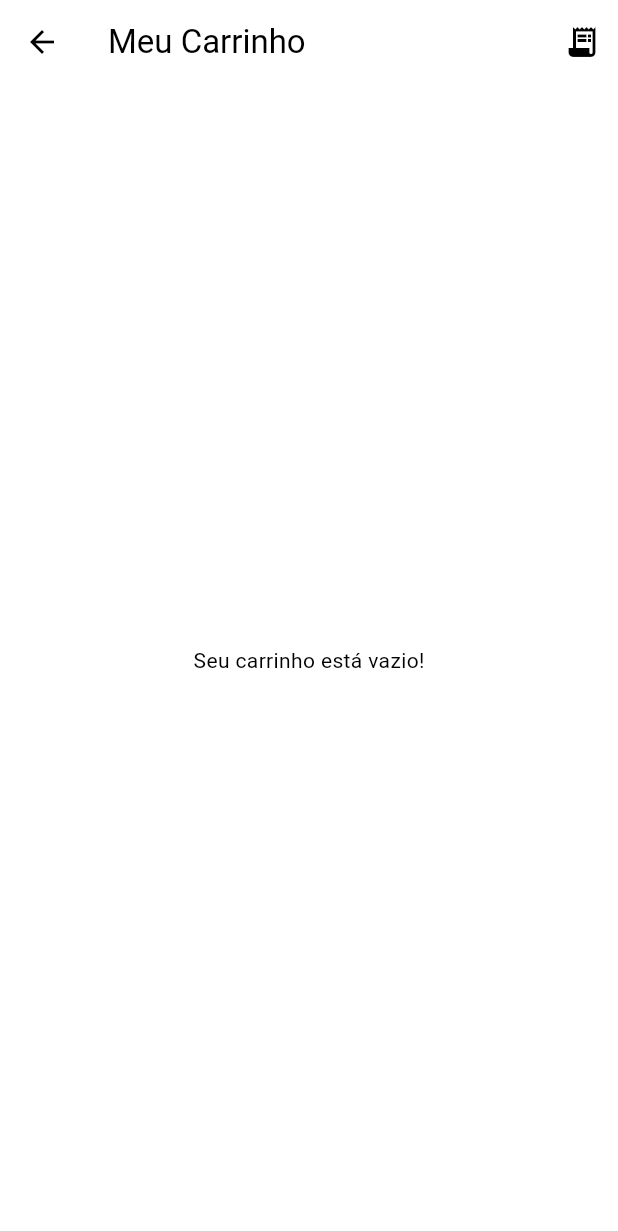
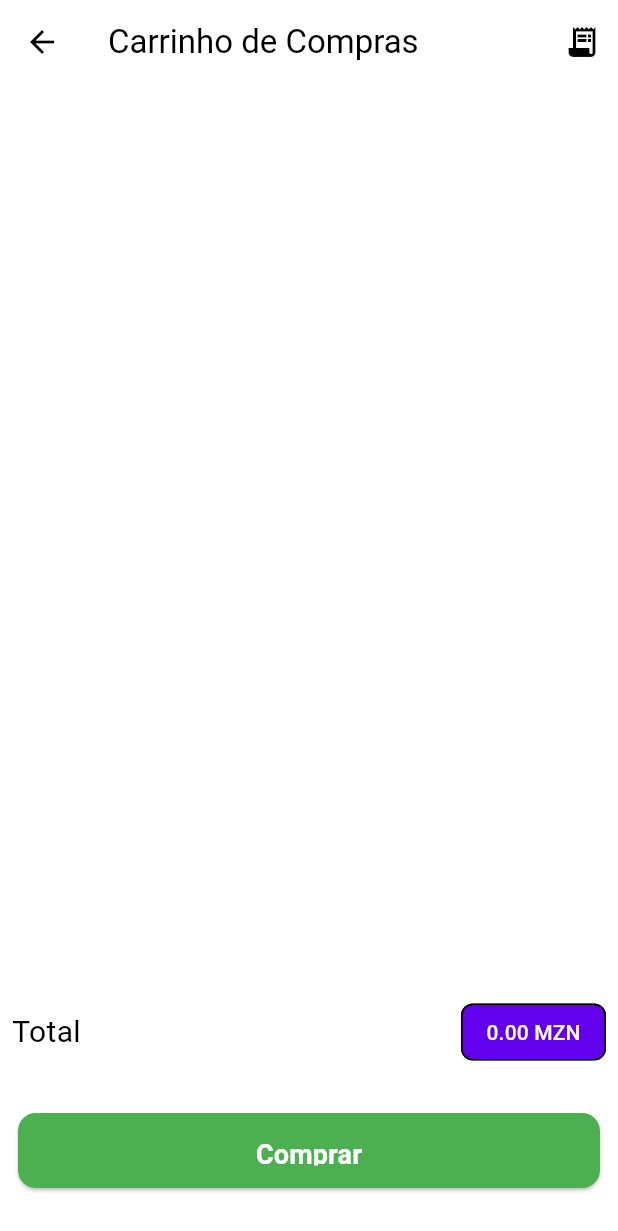
Before and after one commit to restenPiz/healthClick_app, a Flutter app: the Cart screen opened directly, on a phone screen of 412 x 824 dp. Shown: the top 1231 px of the screen. Run offline on Flutter 3.47's test engine with Material 3 defaults, Android fonts, the phone set to English and light mode, and no system bars; our stand-ins replace custom_refresh_indicator, firebase_auth, firebase_core, geolocator, getwidget, google_maps_flutter and 3 more; missing offline and left inert: laravel_echo; accounts and stored records are empty.

Commit message:
Doing some updates in the app

```diff
--- a/healthclick_app/lib/screens/cart/Cart.dart
+++ b/healthclick_app/lib/screens/cart/Cart.dart
@@ -1,22 +1,30 @@
-
 import 'dart:convert';
 
 import 'package:flutter/material.dart';
 import 'package:healthclick_app/models/CartProvider.dart';
+import 'package:healthclick_app/utils/app_size.dart';
 import 'package:http/http.dart' as http;
 import 'package:provider/provider.dart';
 import 'package:firebase_auth/firebase_auth.dart';
-class Cart extends StatelessWidget {
+
+class Cart extends StatefulWidget {
   const Cart({super.key});
 
+  @override
+  _CartState createState() => _CartState();
+}
+
+class _CartState extends State<Cart> {
+  int _salesCount = 0; // Variável para contar as vendas
+
   Future<int?> buscarUserId(String firebaseUid) async {
-    print("Buscando user_id para Firebase UID: $firebaseUid"); // Log para depuração
+    print("Buscando user_id para Firebase UID: $firebaseUid");
     final url = Uri.parse('https://cloudev.org/api/user-by-firebase/$firebaseUid');
     final response = await http.get(url);
 
     if (response.statusCode == 200) {
       final data = json.decode(response.body);
-      print("User ID encontrado: ${data['user_id']}"); // Log do ID encontrado
+      print("User ID encontrado: ${data['user_id']}");
       return data['user_id'];
     } else {
       print("Erro ao buscar user_id: ${response.body}");
@@ -33,7 +41,6 @@ class Cart extends StatelessWidget {
     final payload = {
       "numero": numero,
       "valor": double.parse(valor),
-      // "user_id": userId,
       "firebase_uid": userId,
       "items": cart.items.entries
           .map((entry) => {
@@ -78,6 +85,10 @@ class Cart extends StatelessWidget {
               backgroundColor: Colors.green,
             ),
           );
+          // Incrementar o contador de vendas quando a compra for bem-sucedida
+          setState(() {
+            _salesCount++;
+          });
           return true;
         } else {
           String message = responseData['message'] ?? 'Erro desconhecido';
@@ -122,22 +133,18 @@ class Cart extends StatelessWidget {
     }
   }
 
-  //*Method to fetch Sales
   Future<List<dynamic>> _fetchOrderHistory() async {
     try {
-    // Obter o UID do usuário atual do Firebase
       final user = FirebaseAuth.instance.currentUser;
       if (user == null) {
         throw Exception('Usuário não autenticado');
       }
 
-    // Obter o user_id correspondente no backend usando a API
       final userId = await buscarUserId(user.uid);
       if (userId == null) {
         throw Exception('ID de usuário não encontrado no backend');
       }
 
-    // Buscar o histórico de vendas
       final url = Uri.parse('https://cloudev.org/api/sales/$userId');
       final response = await http.get(url);
 
@@ -152,7 +159,6 @@ class Cart extends StatelessWidget {
 
           if (deliveryResponse.statusCode == 200) {
             final deliveryData = json.decode(deliveryResponse.body);
-          // Adicionar informações de entrega ao objeto de venda
             sale['delivery'] = deliveryData['data'].isNotEmpty ? deliveryData['data'][0] : null;
           }
         }
@@ -203,8 +209,6 @@ class Cart extends StatelessWidget {
                         itemCount: orders.length,
                         itemBuilder: (ctx, i) {
                           final order = orders[i];
-
-                          // Verificar se existe entrega e qual o status
                           final hasDelivery = order['delivery'] != null;
                           final deliveryStatus = hasDelivery
                               ? order['delivery']['status']
@@ -213,24 +217,18 @@ class Cart extends StatelessWidget {
                           return Card(
                             margin: const EdgeInsets.symmetric(vertical: 8),
                             child: ListTile(
-                              title: Text(order['product']?['product_name'] ??
-                                  'Produto'),
+                              title: Text(order['product']?['product_name'] ?? 'Produto'),
                               subtitle: Column(
                                 crossAxisAlignment: CrossAxisAlignment.start,
                                 children: [
                                   Text('Quantidade: ${order['quantity']}'),
-                                  Text(
-                                      'Status: ${hasDelivery ? deliveryStatus : "Sem entrega"}'),
+                                  Text('Status: ${hasDelivery ? deliveryStatus : "Sem entrega"}'),
                                   const SizedBox(height: 8),
-                                  // Mostrar o botão de delivery apenas quando não houver entrega ou o status for pendente
-                                  if (!hasDelivery ||
-                                      deliveryStatus.toLowerCase() ==
-                                          'pendente')
+                                  if (!hasDelivery || deliveryStatus.toLowerCase() == 'pendente')
                                     Center(
                                       child: ElevatedButton(
                                         onPressed: () {
-                                          _showDeliveryForm(
-                                              context, order['id']);
+                                          _showDeliveryForm(context, order['id']);
                                         },
                                         child: const Text("Delivery"),
                                       ),
@@ -241,14 +239,12 @@ class Cart extends StatelessWidget {
                                 mainAxisAlignment: MainAxisAlignment.center,
                                 crossAxisAlignment: CrossAxisAlignment.end,
                                 children: [
-                                  Text(
-                                      '${double.parse(order['price'].toString()).toStringAsFixed(2)} MZN'),
+                                  Text('${double.parse(order['price'].toString()).toStringAsFixed(2)} MZN'),
                                   Text(
                                     DateTime.parse(order['sold_at'])
                                         .toString()
                                         .substring(0, 16),
-                                    style: const TextStyle(
-                                        fontSize: 12, color: Colors.grey),
+                                    style: const TextStyle(fontSize: 12, color: Colors.grey),
                                   ),
                                 ],
                               ),
@@ -262,7 +258,6 @@ class Cart extends StatelessWidget {
         ),
       );
     } catch (e) {
-      // Fechar o indicador de carregamento se ainda estiver aberto
       Navigator.of(context, rootNavigator: true).pop();
 
       ScaffoldMessenger.of(context).showSnackBar(
@@ -273,7 +268,6 @@ class Cart extends StatelessWidget {
       );
     }
   }
-
 
   void _showDeliveryForm(BuildContext context, int saleId) {
     final _addressController = TextEditingController();
@@ -319,7 +313,6 @@ class Cart extends StatelessWidget {
                 return;
               }
 
-              // Aqui envia para o backend
               final response = await http.post(
                 Uri.parse("https://cloudev.org/api/deliveries"),
                 headers: {"Content-Type": "application/json"},
@@ -348,63 +341,49 @@ class Cart extends StatelessWidget {
     );
   }
 
-
   @override
   Widget build(BuildContext context) {
     final cart = Provider.of<CartProvider>(context);
 
     return Scaffold(
       appBar: AppBar(
-        title: const Text('Meu Carrinho'),
+        title: const Text("Carrinho de Compras"),
         actions: [
-          if (cart.itemCount > 0)
           IconButton(
-              icon: const Icon(Icons.delete),
-              onPressed: () {
-                showDialog(
-                  context: context,
-                  builder: (ctx) => AlertDialog(
-                    title: const Text('Tem certeza?'),
-                    content: const Text('Deseja remover todos os itens do carrinho?'),
-                    actions: [
-                      TextButton(
-                        child: const Text('Não'),
-                        onPressed: () => Navigator.of(ctx).pop(),
+            onPressed: () => _showOrderHistory(context),
+            icon: Stack(
+              children: [
+                const Icon(Icons.receipt_long),
+                if (_salesCount > 0)
+                  Positioned(
+                    right: 0,
+                    top: 0,
+                    child: CircleAvatar(
+                      radius: 10,
+                      backgroundColor: Colors.red,
+                      child: Text(
+                        '$_salesCount',
+                        style: const TextStyle(fontSize: 12, color: Colors.white),
                       ),
-                      TextButton(
-                        child: const Text('Sim'),
-                        onPressed: () {
-                          cart.clear();
-                          Navigator.of(ctx).pop();
-                        },
+                    ),
                   ),
               ],
             ),
-                );
-              },
-            ),
-          IconButton(
-            icon: const Icon(Icons.receipt_long),
-            onPressed: () {
-               _showOrderHistory(context);
-            },
           ),
         ],
       ),
       body: Column(
+        crossAxisAlignment: CrossAxisAlignment.start,
         children: [
           Expanded(
-            child: cart.items.isEmpty
-                ? const Center(child: Text('Seu carrinho está vazio!'))
-                : ListView.builder(
+            child: ListView.builder(
               itemCount: cart.items.length,
               itemBuilder: (ctx, i) {
                 final cartItem = cart.items.values.toList()[i];
                 final productId = cart.items.keys.toList()[i];
 
                 return Card(
-                        margin: const EdgeInsets.symmetric(
-                            horizontal: 15, vertical: 4),
+                  margin: const EdgeInsets.symmetric(vertical: 8),
                   child: Padding(
                     padding: const EdgeInsets.all(8),
                     child: ListTile(
@@ -414,7 +393,8 @@ class Cart extends StatelessWidget {
                       ),
                       title: Text(cartItem.name),
                       subtitle: Text(
-                                'Total: ${(cartItem.price * cartItem.quantity).toStringAsFixed(2)} MZN'),
+                        'Total: ${(cartItem.price * cartItem.quantity).toStringAsFixed(2)} MZN',
+                      ),
                       trailing: Row(
                         mainAxisSize: MainAxisSize.min,
                         children: [
@@ -450,34 +430,28 @@ class Cart extends StatelessWidget {
               },
             ),
           ),
-          if (cart.items.isNotEmpty)
-            Card(
-              margin: const EdgeInsets.all(15),
-              child: Padding(
-                padding: const EdgeInsets.all(8),
-                child: Column(
-                  children: [
-                    Row(
+          Padding(
+            padding: const EdgeInsets.all(8.0),
+            child: Row(
               mainAxisAlignment: MainAxisAlignment.spaceBetween,
               children: [
-                        const Text(
-                          'Total',
-                          style: TextStyle(fontSize: 20),
-                        ),
+                const Text('Total', style: TextStyle(fontSize: 20)),
                 Chip(
                   label: Text(
                     '${cart.totalAmount.toStringAsFixed(2)} MZN',
-                            style: const TextStyle(
-                              color: Colors.white,
-                            ),
+                    style: const TextStyle(color: Colors.white),
                   ),
                   backgroundColor: Theme.of(context).primaryColor,
                 ),
               ],
             ),
+          ),
           const SizedBox(height: 10),
-                    SizedBox(
+          Padding(
+            padding: const EdgeInsets.all(12.0),
+            child: SizedBox(
               width: double.infinity,
+              height: 50,
                 child: ElevatedButton(
                   onPressed: () async {
                     final numeroController = TextEditingController();
@@ -505,17 +479,14 @@ class Cart extends StatelessWidget {
                                 var numero = numeroController.text.trim();
 
                                 // Garantir o formato correto do número
-                                      // Remover o prefixo '258' se já estiver presente
                                 if (numero.startsWith('258')) {
                                   numero = numero.substring(3);
                                 }
 
-                                      // Remover o '0' inicial se estiver presente
                                 if (numero.startsWith('0')) {
                                   numero = numero.substring(1);
                                 }
 
-                                      // Verificar se o número tem 9 dígitos (formato moçambicano)
                                 if (numero.length != 9) {
                                   ScaffoldMessenger.of(context).showSnackBar(
                                     const SnackBar(content: Text('Por favor, digite um número válido com 9 dígitos')),
@@ -527,11 +498,9 @@ class Cart extends StatelessWidget {
 
                                 Navigator.of(ctx).pop(); // Fecha o modal
 
-                                      // Aguardar resultado do pagamento
                                 final pagamentoSucesso = await _realizarPagamento(
                                     context, numero, valor, cart);
 
-                                      // Só limpe o carrinho se o pagamento for bem-sucedido
                                 if (pagamentoSucesso) {
                                   cart.clear();
                                 }
@@ -545,15 +514,25 @@ class Cart extends StatelessWidget {
                   style: ElevatedButton.styleFrom(
                     backgroundColor: Colors.green,
                     foregroundColor: Colors.white,
-                          padding: const EdgeInsets.symmetric(vertical: 15),
+                    padding:
+                        const EdgeInsets.symmetric(vertical: 15, horizontal: 25),
+                    shape: RoundedRectangleBorder(
+                      borderRadius:
+                          BorderRadius.circular(12), // Bordas arredondadas
                     ),
-                        child: const Text('FINALIZAR COMPRA'),
+                    minimumSize: const Size(200, 50),
                   ),
-                    ),
-                  ],
+                  child: const Text(
+                    'Comprar',
+                    style: TextStyle(
+                      fontWeight: FontWeight.bold, // Texto em negrito
+                      fontSize: 18,
                     ),
                   ),
                 ),
+            ),
+          ),
+          const SizedBox(height: 20),
         ],
       ),
     );
```
Also changed, not shown: 7 other files. Lines whose indentation alone changed are shown as unchanged.
